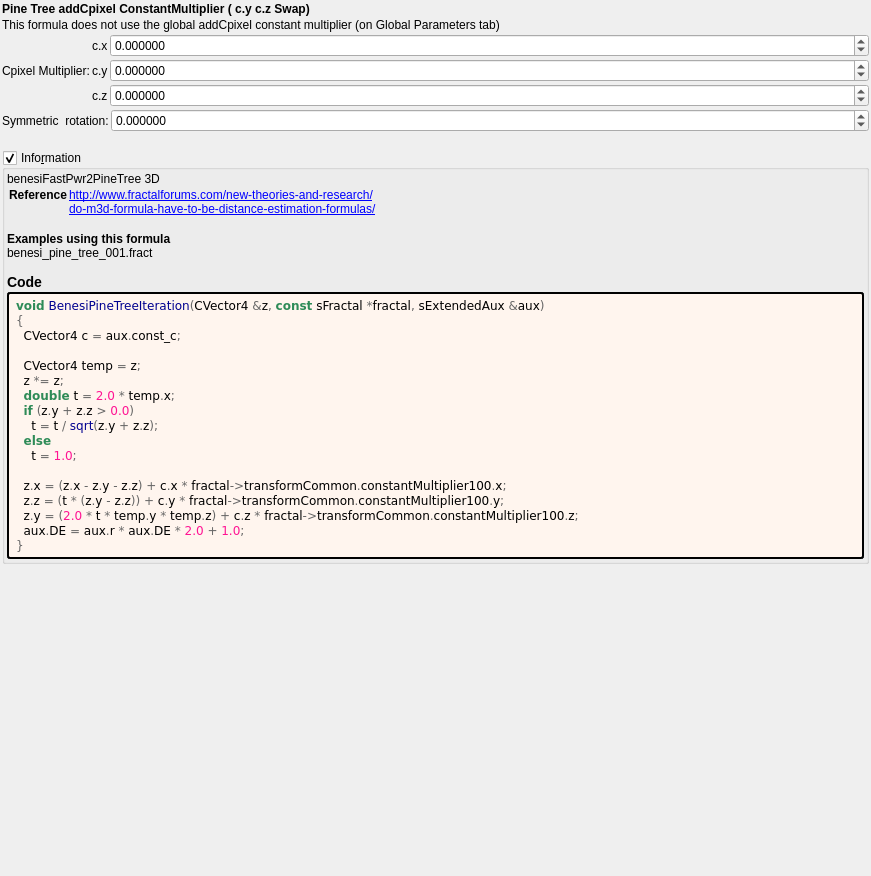
Old version of the form mandelbulber2/formula/ui/benesi_pine_tree.ui in the repository buddhi1980/mandelbulber2.
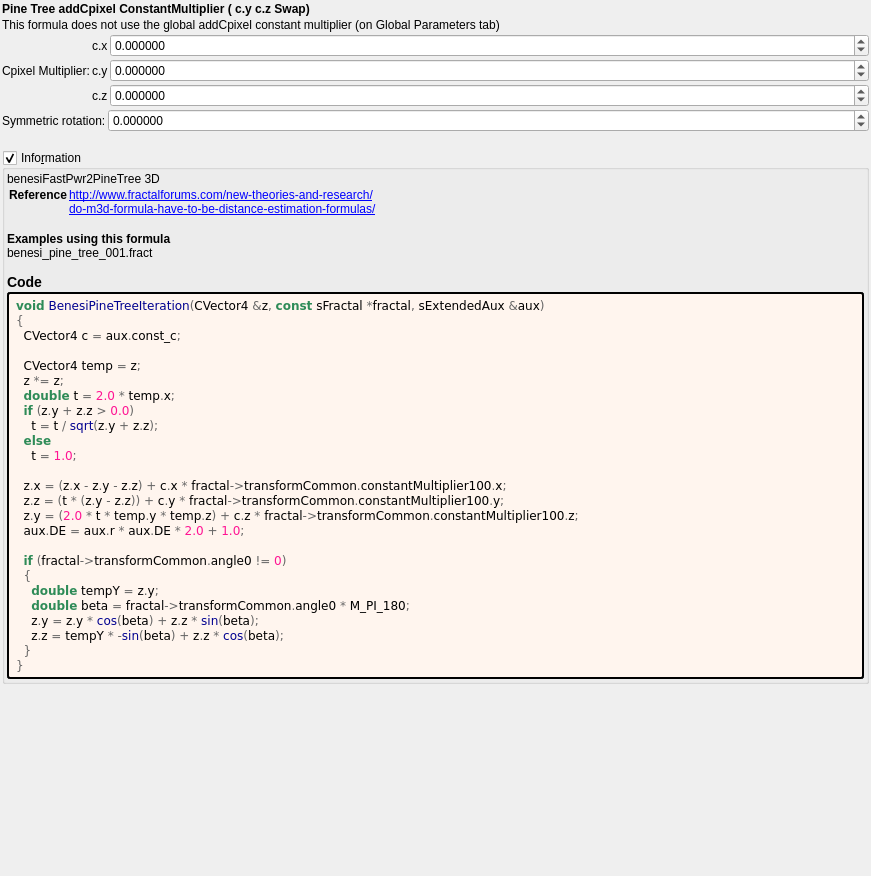
New version of the form. Custom widgets are drawn as their Qt base class.

Commit message: Corrected calculation of r in OpenCL ComputeFractal for scator formulas Applied PopulateUI populateUiInformation.php script to update .cl files

```diff
--- a/mandelbulber2/formula/ui/benesi_pine_tree.ui
+++ b/mandelbulber2/formula/ui/benesi_pine_tree.ui
@@ -207,7 +207,7 @@
      <item row="0" column="0">
       <widget class="QLabel" name="label_116">
        <property name="text">
-        <string>Symmetric  rotation:</string>
+        <string>Symmetric rotation:</string>
        </property>
       </widget>
      </item>
@@ -291,6 +291,14 @@
   z&lt;span style=&quot;color:#676767&quot;&gt;.&lt;/span&gt;z &lt;span style=&quot;color:#676767&quot;&gt;= (&lt;/span&gt;t &lt;span style=&quot;color:#676767&quot;&gt;* (&lt;/span&gt;z&lt;span style=&quot;color:#676767&quot;&gt;.&lt;/span&gt;y &lt;span style=&quot;color:#676767&quot;&gt;-&lt;/span&gt; z&lt;span style=&quot;color:#676767&quot;&gt;.&lt;/span&gt;z&lt;span style=&quot;color:#676767&quot;&gt;)) +&lt;/span&gt; c&lt;span style=&quot;color:#676767&quot;&gt;.&lt;/span&gt;y &lt;span style=&quot;color:#676767&quot;&gt;*&lt;/span&gt; fractal&lt;span style=&quot;color:#676767&quot;&gt;-&amp;gt;&lt;/span&gt;transformCommon&lt;span style=&quot;color:#676767&quot;&gt;.&lt;/span&gt;constantMultiplier100&lt;span style=&quot;color:#676767&quot;&gt;.&lt;/span&gt;y&lt;span style=&quot;color:#676767&quot;&gt;;&lt;/span&gt;
   z&lt;span style=&quot;color:#676767&quot;&gt;.&lt;/span&gt;y &lt;span style=&quot;color:#676767&quot;&gt;= (&lt;/span&gt;&lt;span style=&quot;color:#ff1493&quot;&gt;2.0&lt;/span&gt; &lt;span style=&quot;color:#676767&quot;&gt;*&lt;/span&gt; t &lt;span style=&quot;color:#676767&quot;&gt;*&lt;/span&gt; temp&lt;span style=&quot;color:#676767&quot;&gt;.&lt;/span&gt;y &lt;span style=&quot;color:#676767&quot;&gt;*&lt;/span&gt; temp&lt;span style=&quot;color:#676767&quot;&gt;.&lt;/span&gt;z&lt;span style=&quot;color:#676767&quot;&gt;) +&lt;/span&gt; c&lt;span style=&quot;color:#676767&quot;&gt;.&lt;/span&gt;z &lt;span style=&quot;color:#676767&quot;&gt;*&lt;/span&gt; fractal&lt;span style=&quot;color:#676767&quot;&gt;-&amp;gt;&lt;/span&gt;transformCommon&lt;span style=&quot;color:#676767&quot;&gt;.&lt;/span&gt;constantMultiplier100&lt;span style=&quot;color:#676767&quot;&gt;.&lt;/span&gt;z&lt;span style=&quot;color:#676767&quot;&gt;;&lt;/span&gt;
   aux&lt;span style=&quot;color:#676767&quot;&gt;.&lt;/span&gt;DE &lt;span style=&quot;color:#676767&quot;&gt;=&lt;/span&gt; aux&lt;span style=&quot;color:#676767&quot;&gt;.&lt;/span&gt;r &lt;span style=&quot;color:#676767&quot;&gt;*&lt;/span&gt; aux&lt;span style=&quot;color:#676767&quot;&gt;.&lt;/span&gt;DE &lt;span style=&quot;color:#676767&quot;&gt;*&lt;/span&gt; &lt;span style=&quot;color:#ff1493&quot;&gt;2.0&lt;/span&gt; &lt;span style=&quot;color:#676767&quot;&gt;+&lt;/span&gt; &lt;span style=&quot;color:#ff1493&quot;&gt;1.0&lt;/span&gt;&lt;span style=&quot;color:#676767&quot;&gt;;&lt;/span&gt;
+
+  &lt;span style=&quot;color:#2e8b57; font-weight:bold&quot;&gt;if&lt;/span&gt; &lt;span style=&quot;color:#676767&quot;&gt;(&lt;/span&gt;fractal&lt;span style=&quot;color:#676767&quot;&gt;-&amp;gt;&lt;/span&gt;transformCommon&lt;span style=&quot;color:#676767&quot;&gt;.&lt;/span&gt;angle0 &lt;span style=&quot;color:#676767&quot;&gt;!=&lt;/span&gt; &lt;span style=&quot;color:#ff1493&quot;&gt;0&lt;/span&gt;&lt;span style=&quot;color:#676767&quot;&gt;)&lt;/span&gt;
+  &lt;span style=&quot;color:#676767&quot;&gt;{&lt;/span&gt;
+    &lt;span style=&quot;color:#2e8b57; font-weight:bold&quot;&gt;double&lt;/span&gt; tempY &lt;span style=&quot;color:#676767&quot;&gt;=&lt;/span&gt; z&lt;span style=&quot;color:#676767&quot;&gt;.&lt;/span&gt;y&lt;span style=&quot;color:#676767&quot;&gt;;&lt;/span&gt;
+    &lt;span style=&quot;color:#2e8b57; font-weight:bold&quot;&gt;double&lt;/span&gt; beta &lt;span style=&quot;color:#676767&quot;&gt;=&lt;/span&gt; fractal&lt;span style=&quot;color:#676767&quot;&gt;-&amp;gt;&lt;/span&gt;transformCommon&lt;span style=&quot;color:#676767&quot;&gt;.&lt;/span&gt;angle0 &lt;span style=&quot;color:#676767&quot;&gt;*&lt;/span&gt; M_PI_180&lt;span style=&quot;color:#676767&quot;&gt;;&lt;/span&gt;
+    z&lt;span style=&quot;color:#676767&quot;&gt;.&lt;/span&gt;y &lt;span style=&quot;color:#676767&quot;&gt;=&lt;/span&gt; z&lt;span style=&quot;color:#676767&quot;&gt;.&lt;/span&gt;y &lt;span style=&quot;color:#676767&quot;&gt;*&lt;/span&gt; &lt;span style=&quot;color:#00008f&quot;&gt;cos&lt;/span&gt;&lt;span style=&quot;color:#676767&quot;&gt;(&lt;/span&gt;beta&lt;span style=&quot;color:#676767&quot;&gt;) +&lt;/span&gt; z&lt;span style=&quot;color:#676767&quot;&gt;.&lt;/span&gt;z &lt;span style=&quot;color:#676767&quot;&gt;*&lt;/span&gt; &lt;span style=&quot;color:#00008f&quot;&gt;sin&lt;/span&gt;&lt;span style=&quot;color:#676767&quot;&gt;(&lt;/span&gt;beta&lt;span style=&quot;color:#676767&quot;&gt;);&lt;/span&gt;
+    z&lt;span style=&quot;color:#676767&quot;&gt;.&lt;/span&gt;z &lt;span style=&quot;color:#676767&quot;&gt;=&lt;/span&gt; tempY &lt;span style=&quot;color:#676767&quot;&gt;* -&lt;/span&gt;&lt;span style=&quot;color:#00008f&quot;&gt;sin&lt;/span&gt;&lt;span style=&quot;color:#676767&quot;&gt;(&lt;/span&gt;beta&lt;span style=&quot;color:#676767&quot;&gt;) +&lt;/span&gt; z&lt;span style=&quot;color:#676767&quot;&gt;.&lt;/span&gt;z &lt;span style=&quot;color:#676767&quot;&gt;*&lt;/span&gt; &lt;span style=&quot;color:#00008f&quot;&gt;cos&lt;/span&gt;&lt;span style=&quot;color:#676767&quot;&gt;(&lt;/span&gt;beta&lt;span style=&quot;color:#676767&quot;&gt;);&lt;/span&gt;
+  &lt;span style=&quot;color:#676767&quot;&gt;}&lt;/span&gt;
 &lt;span style=&quot;color:#676767&quot;&gt;}&lt;/span&gt;
 &lt;/pre&gt;
 &lt;/body&gt;</string>
```
Left out of the diff: 2 changed lines with no effect on the pictures. The commit also changes 44 other files.
